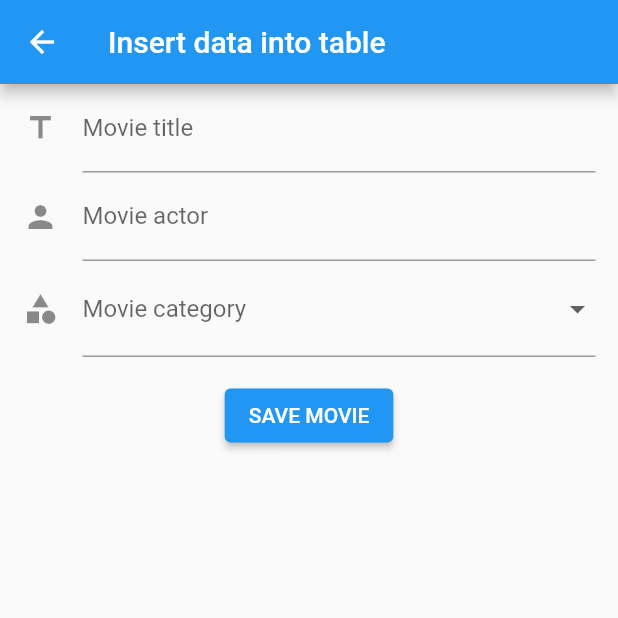
After one commit to mubahood/flutter-shop, a Flutter app: the screen it shows after launch, scrolled down 80 dp, after a tap on "DB - Insert data into table", on a phone screen of 412 x 824 dp, the top half of it. The commit adds this screen. Run offline on Flutter 3.47's test engine with Material 2 defaults, Android fonts, the phone set to English and light mode, and no system bars; our stand-ins replace cloud_firestore, firebase_core, flutter_form_builder, fluttertoast, form_builder_validators, google_fonts and 2 more; missing offline and left inert: flutx; accounts and stored records are empty.

Commit message:
offline database added

```diff
--- a/lib/main.dart
+++ b/lib/main.dart
@@ -3,7 +3,6 @@ import 'package:firebase_core/firebase_core.dart';
 import 'package:flutter/material.dart';
 import 'package:mshop/models/AppConfig.dart';
 import 'package:mshop/models/Utils.dart';
-import 'package:mshop/screens/ColumnsScreen.dart';
 import 'package:mshop/screens/ContainerScreen.dart';
 import 'package:mshop/screens/ContainerStylingScreen.dart';
 import 'package:mshop/screens/FormDecoration.dart';
@@ -13,6 +12,8 @@ import 'package:mshop/screens/ImagesScreen.dart';
 import 'package:mshop/screens/RowsScreen.dart';
 import 'package:mshop/screens/TextStylingScreen.dart';
 import 'package:mshop/screens/ToastScreen.dart';
+import 'package:mshop/screens/database/DatabaseCreateScreen.dart';
+import 'package:mshop/screens/database/DatabaseInsertScreen.dart';
 
 Future main() async {
   WidgetsFlutterBinding.ensureInitialized();
@@ -207,6 +208,34 @@ class _MyHomePageState extends State<MyHomePage> {
               );
             },
           ),
+          ListTile(
+            title: Text("DB - Table create"),
+            leading: Icon(Icons.table_chart),
+            trailing: Icon(Icons.chevron_right),
+            subtitle: Text("How to create local db tables"),
+            onTap: () {
+              Navigator.push(
+                context,
+                MaterialPageRoute(
+                  builder: (context) => DatabaseCreateScreen(),
+                ),
+              );
+            },
+          ),
+          ListTile(
+            title: Text("DB - Insert data into table"),
+            leading: Icon(Icons.create),
+            trailing: Icon(Icons.chevron_right),
+            subtitle: Text("How to save data locally"),
+            onTap: () {
+              Navigator.push(
+                context,
+                MaterialPageRoute(
+                  builder: (context) => DatabaseInsertScreen(),
+                ),
+              );
+            },
+          ),
 
           /*InkWell(
             onTap: () {
--- a/lib/models/AppConfig.dart
+++ b/lib/models/AppConfig.dart
@@ -2,4 +2,16 @@ class AppConfig {
   static const String IMAGES_PATH = "assets/images/";
   static const String LOGO = "${AppConfig.IMAGES_PATH}1.jpeg";
   static const String LoginScreen = "LoginScreen";
+  static const String LOCAL_DB_PATH = 'my_app_db.db';
+  static const  List<String> movieCategories =
+  ['Action',
+    'Drama',
+    'Scifi',
+    'Love story',
+    'Fiction',
+    'Comedy',
+    'Tv Series',
+    'Anime',
+  ];
+
 }
--- /dev/null
+++ b/lib/models/MovieModel.dart
@@ -0,0 +1,29 @@
+import 'package:mshop/models/AppConfig.dart';
+import 'package:mshop/models/Utils.dart';
+import 'package:sqflite/sqflite.dart';
+
+class MovieModel {
+  static const String TABLE_NAME = 'movies';
+  int id = 0;
+  int rating = 0;
+  String title = "";
+  String actor = "";
+  String category = "";
+
+  tableCreate() async {
+    var db = await openDatabase(AppConfig.LOCAL_DB_PATH);
+
+    if (!db.isOpen) {
+      Utils.toast("Failed to open database");
+      return;
+    }
+
+    try {
+      await db.execute(
+          'CREATE TABLE IF NOT EXISTS ${MovieModel.TABLE_NAME} (id INTEGER PRIMARY KEY autoincrement, title TEXT, actor TEXT, category TEXT)');
+      print("TABLE CREATED SUCCESSFULLY!");
+    } catch (e) {
+      print("failed to created table because ${e.toString()}");
+    }
+  }
+}
--- /dev/null
+++ b/lib/screens/database/DatabaseInsertScreen.dart
@@ -0,0 +1,94 @@
+import 'package:flutter/material.dart';
+import 'package:flutter_form_builder/flutter_form_builder.dart';
+import 'package:mshop/models/Utils.dart';
+
+import '../../models/AppConfig.dart';
+import '../../models/MovieModel.dart';
+
+class DatabaseInsertScreen extends StatefulWidget {
+  const DatabaseInsertScreen({super.key});
+
+  @override
+  State<DatabaseInsertScreen> createState() => _DatabaseInsertScreenState();
+}
+
+class _DatabaseInsertScreenState extends State<DatabaseInsertScreen> {
+  MovieModel myMovie = MovieModel();
+
+  @override
+  Widget build(BuildContext context) {
+    return Scaffold(
+      appBar: AppBar(
+        title: const Text('Insert data into table'),
+      ),
+      body: Container(
+        padding: EdgeInsets.only(left: 15, right: 15),
+        child: Column(
+          children: [
+            FormBuilderTextField(
+              name: "title",
+              onChanged: (x) {
+                myMovie.title = x.toString();
+              },
+              decoration: InputDecoration(
+                  label: Text("Movie title"), icon: Icon(Icons.title)),
+            ),
+            FormBuilderTextField(
+              name: "actor",
+              onChanged: (x) {
+                myMovie.actor = x.toString();
+              },
+              decoration: InputDecoration(
+                  label: Text("Movie actor"), icon: Icon(Icons.person)),
+            ),
+            FormBuilderDropdown<String>(
+              name: 'category',
+              onChanged: (x) {
+                myMovie.category = x.toString();
+              },
+              decoration: InputDecoration(
+                  label: Text("Movie category"), icon: Icon(Icons.category)),
+              items: AppConfig.movieCategories
+                  .map((name) => DropdownMenuItem(
+                        alignment: AlignmentDirectional.center,
+                        value: name,
+                        child: Text(name),
+                      ))
+                  .toList(),
+            ),
+            SizedBox(
+              height: 15,
+            ),
+            ElevatedButton(
+              onPressed: () {
+                saveMovie();
+              },
+              child: Text("SAVE MOVIE"),
+            ),
+          ],
+        ),
+      ),
+    );
+  }
+
+  void saveMovie() {
+    if (myMovie.title.length < 3) {
+      Utils.toast("Enter correct movie title.", color: Colors.red);
+      return;
+    }
+    if (myMovie.actor.length < 3) {
+      Utils.toast("Enter actor movie title.", color: Colors.red);
+      return;
+    }
+
+    if (myMovie.category.length < 3) {
+      Utils.toast("Enter category movie title.", color: Colors.red);
+      return;
+    }
+
+
+    Utils.toast("Saving...");
+
+    //myMovie.tableCreate();
+  }
+}
--- a/pubspec.yaml
+++ b/pubspec.yaml
@@ -40,6 +40,7 @@ dependencies:
   fluttertoast: ^8.1.2
   flutter_form_builder: ^7.7.0
   form_builder_validators: ^8.3.0
+  sqflite: ^2.2.4+1
 
 dev_dependencies:
   flutter_test:
```
Also changed, not shown: lib/screens/database/DatabaseCreateScreen.dart (added, +60 -0 lines), pubspec.lock, 1 other file.
